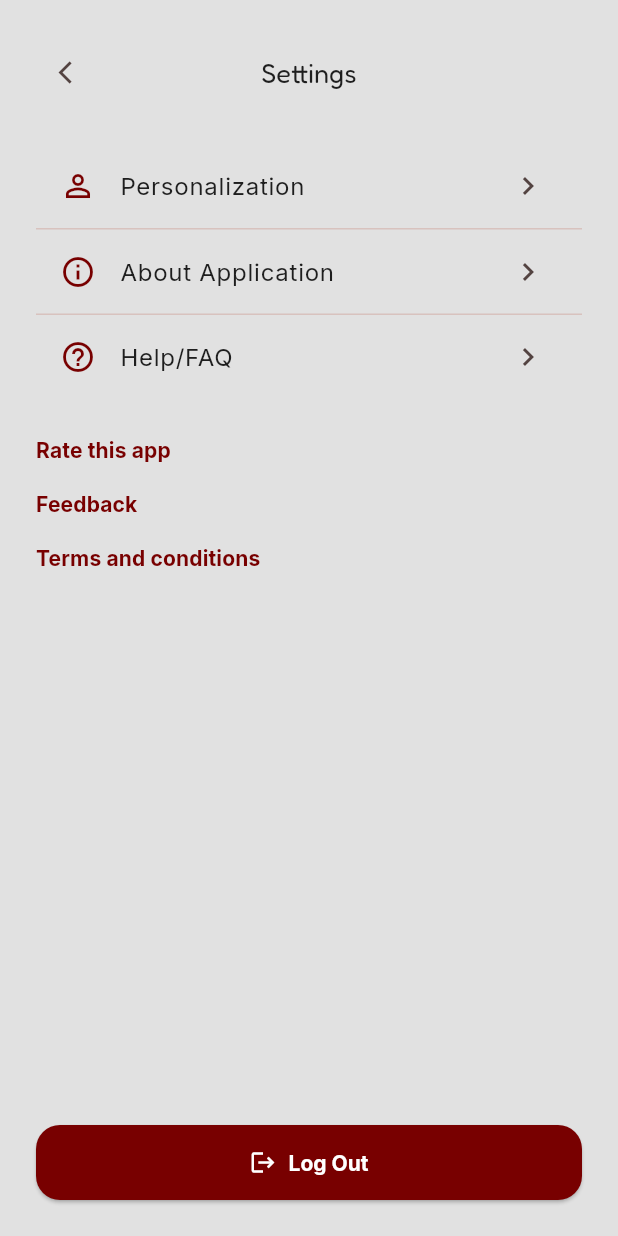
After one commit to brndth-8/Fine_Aid, a Flutter app: the SettingsScreen screen opened directly, on a phone screen of 412 x 824 dp. The commit adds this screen. Run offline on Flutter 3.47's test engine with Material 3 defaults, Android fonts, the phone set to English and light mode, and no system bars; our stand-ins replace cloud_firestore, firebase_auth, firebase_core, google_fonts, permission_handler; accounts and stored records are empty.

Commit message:
Build Settings and Personalization screens

```diff
--- /dev/null
+++ b/lib/features/settings/screens/settings_screen.dart
@@ -0,0 +1,135 @@
+import 'package:flutter/material.dart';
+import '../../../services/firebase/auth_service.dart';
+import 'personalization_screen.dart';
+
+class SettingsScreen extends StatelessWidget {
+  const SettingsScreen({super.key});
+
+  @override
+  Widget build(BuildContext context) {
+    final theme = Theme.of(context);
+
+    return Scaffold(
+      body: SafeArea(
+        child: Padding(
+          padding: const EdgeInsets.all(24),
+          child: Column(
+            crossAxisAlignment: CrossAxisAlignment.stretch,
+            children: [
+              Row(
+                children: [
+                  IconButton(
+                    icon: const Icon(Icons.arrow_back_ios, size: 18),
+                    onPressed: () => Navigator.pop(context),
+                  ),
+                  Expanded(
+                    child: Text(
+                      'Settings',
+                      textAlign: TextAlign.center,
+                      style: theme.textTheme.headlineSmall,
+                    ),
+                  ),
+                  const SizedBox(width: 48), // balance the back button
+                ],
+              ),
+              const SizedBox(height: 24),
+              Container(
+                decoration: BoxDecoration(
+                  color: theme.colorScheme.surfaceContainerHighest,
+                  borderRadius: BorderRadius.circular(16),
+                ),
+                child: Column(
+                  children: [
+                    _settingsTile(
+                      context,
+                      icon: Icons.person_outline,
+                      label: 'Personalization',
+                      onTap: () {
+                        Navigator.push(
+                          context,
+                          MaterialPageRoute(
+                            builder: (context) => const PersonalizationScreen(),
+                          ),
+                        );
+                      },
+                    ),
+                    const Divider(height: 1),
+                    _settingsTile(
+                      context,
+                      icon: Icons.info_outline,
+                      label: 'About Application',
+                      onTap: () => _showAboutDialog(context),
+                    ),
+                    const Divider(height: 1),
+                    _settingsTile(
+                      context,
+                      icon: Icons.help_outline,
+                      label: 'Help/FAQ',
+                      onTap: () {},
+                    ),
+                  ],
+                ),
+              ),
+              const SizedBox(height: 24),
+              _linkText(context, 'Rate this app', () {}),
+              const SizedBox(height: 16),
+              _linkText(context, 'Feedback', () {}),
+              const SizedBox(height: 16),
+              _linkText(context, 'Terms and conditions', () {}),
+              const Spacer(),
+              ElevatedButton.icon(
+                onPressed: () async {
+                  await AuthService().signOut();
+                },
+                icon: const Icon(Icons.logout),
+                label: const Text('Log Out'),
+                style: ElevatedButton.styleFrom(
+                  minimumSize: const Size.fromHeight(50),
+                ),
+              ),
+            ],
+          ),
+        ),
+      ),
+    );
+  }
+
+  Widget _settingsTile(
+    BuildContext context, {
+    required IconData icon,
+    required String label,
+    required VoidCallback onTap,
+  }) {
+    final theme = Theme.of(context);
+    return ListTile(
+      leading: Icon(icon, color: theme.colorScheme.primary),
+      title: Text(label, style: theme.textTheme.bodyLarge),
+      trailing: const Icon(Icons.chevron_right),
+      onTap: onTap,
+    );
+  }
+
+  Widget _linkText(BuildContext context, String label, VoidCallback onTap) {
+    final theme = Theme.of(context);
+    return GestureDetector(
+      onTap: onTap,
+      child: Text(
+        label,
+        style: theme.textTheme.titleSmall?.copyWith(
+          color: theme.colorScheme.primary,
+        ),
+      ),
+    );
+  }
+
+  void _showAboutDialog(BuildContext context) {
+    showAboutDialog(
+      context: context,
+      applicationName: 'Fine Aid',
+      applicationVersion: '1.0.0',
+      applicationLegalese:
+          'A multi-platform AI-integrated first aid guide for wounds, '
+          'minor injuries, and skin issues assessment.',
+    );
+  }
+}
```
Also changed, not shown: lib/features/dashboard/screens/dashboard_screen.dart (+12 -1 lines), lib/features/settings/screens/personalization_screen.dart (added, +111 -0 lines).
